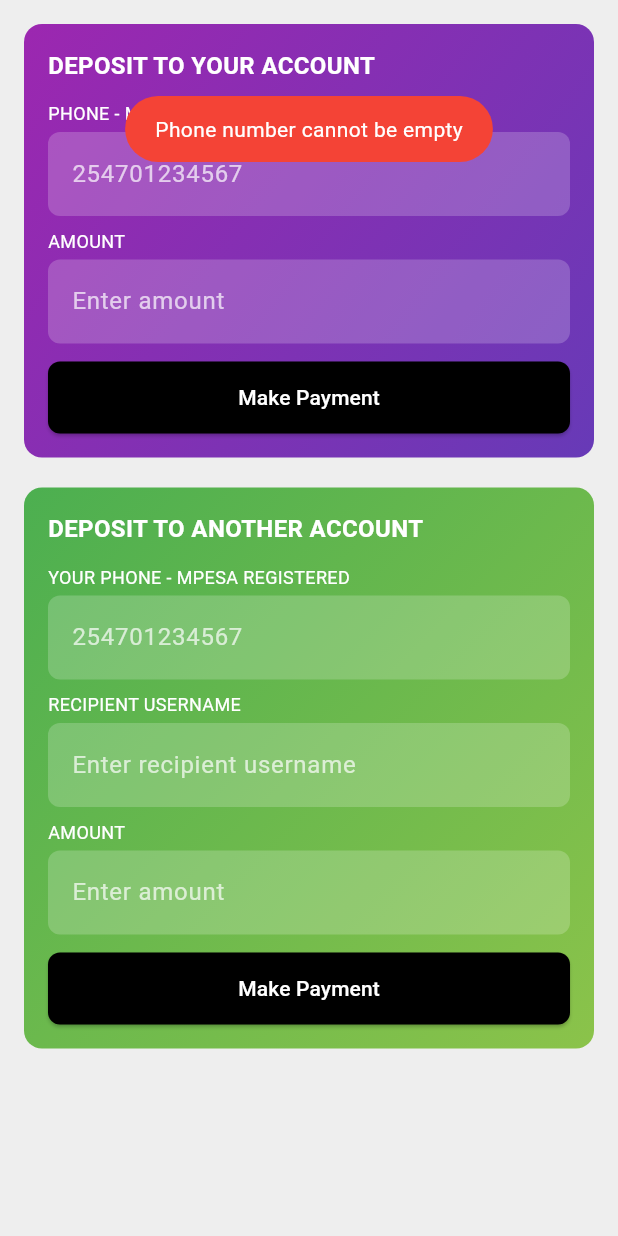
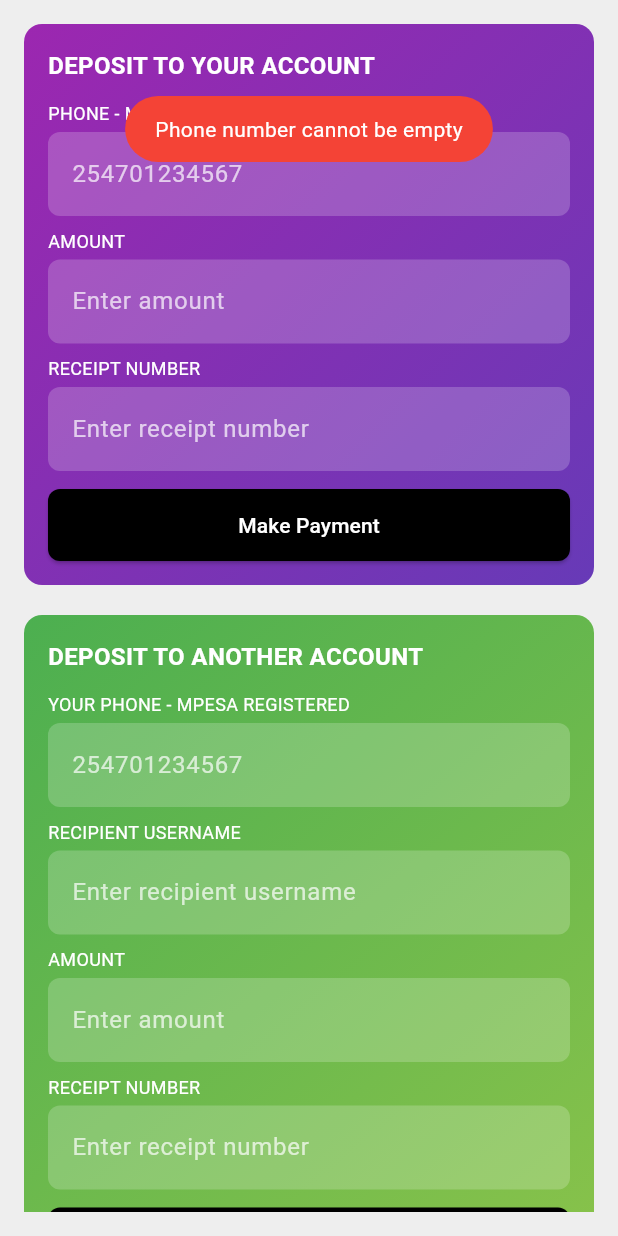
Before and after one commit to denkiri/maybach, a Flutter app: the DepositPage screen opened directly, after a tap on "Make Payment", on a phone screen of 412 x 824 dp. Run offline on Flutter 3.47's test engine with Material 3 defaults, Android fonts, the phone set to English and light mode, and no system bars; our stand-ins replace cached_network_image, dio, file_picker, flutter_secure_storage, flutter_swiper_null_safety, fluttertoast and 2 more; missing offline and left inert: dart:html; accounts and stored records are empty; network calls fail.

Commit message:
feat: Add receipt number to deposit requests and update navigation
This commit introduces the following changes:

-   **Add receipt number field:** Added a new field for receipt number in both personal and another account deposit forms.
-   **Update deposit request model:** Modified the `DepositRequest` and `AnotherAccountDepositRequest` models to include the receipt number.
-   **Update deposit logic:** Updated deposit functions to handle the receipt number.
-   **Update deposit form validation**: Added validation for the receipt number to ensure it's not empty.
-   **Update navigation:** Updated the navigation drawer to reflect on the deposit page changes.

```diff
--- a/lib/models/deposit_request.dart
+++ b/lib/models/deposit_request.dart
@@ -1,13 +1,15 @@
 class DepositRequest {
   final int amount;
   final String phoneNumber;
+  final String receiptNo;
 
-  DepositRequest({required this.amount, required this.phoneNumber});
+  DepositRequest({required this.amount, required this.phoneNumber, required this.receiptNo});
 
   Map<String, dynamic> toJson() {
     return {
       "amount": amount,
       "phone_number": phoneNumber,
+      "receipt_no":receiptNo,
     };
   }
 }
@@ -15,17 +17,20 @@ class AnotherAccountDepositRequest {
   final int amount;
   final String phoneNumber;
   final String recipientUsername;
+  final String receiptNo;
 
   AnotherAccountDepositRequest({
     required this.amount,
     required this.phoneNumber,
     required this.recipientUsername,
+    required this.receiptNo,
   });
 
   Map<String, dynamic> toJson() => {
     'amount': amount,
     'phone_number': phoneNumber,
     'recipient_username': recipientUsername,
+    "receipt_no":receiptNo,
   };
 }
 
--- a/lib/pages/dashboard/dashboard.dart
+++ b/lib/pages/dashboard/dashboard.dart
@@ -78,7 +78,7 @@ class _DashboardScreenState extends State<DashboardScreen> {
   Widget _getPage() {
     switch (_currentRoute) {
       case '/dashboard':return const DashboardPage();
-      case '/deposit':return const DepositPage();
+      // case '/deposit':return const DepositPage();
       case '/silver-package':
         return const SilverPackagePage();
       case '/platinum-package':
--- a/lib/pages/dashboard/widgets/drawer/adminDrawer.dart
+++ b/lib/pages/dashboard/widgets/drawer/adminDrawer.dart
@@ -38,7 +38,6 @@ class AdminDrawer extends StatelessWidget {
                 padding: EdgeInsets.zero,
                 children: [
                   _buildNavItem(Icons.dashboard, "Dashboard",'/admin'),
-                 // _buildNavItem(Icons.account_balance, "Deposit", '/deposit'),
                   _buildExpandableTile(
                     context,
                     Icons.card_giftcard,
@@ -63,7 +62,9 @@ class AdminDrawer extends StatelessWidget {
                   _buildNavItem(Icons.ads_click, "Ads",'/upload_ads'),
                   _buildNavItem(Icons.people, "Teams", '/teams'),
                   _buildNavItem(Icons.manage_accounts, "Manage Accounts",'/manage_accounts'),
+                  _buildNavItem(Icons.account_balance, "Deposit", '/deposit'),
                   _buildNavItem(Icons.notifications, "Notifications",'/notification'),
+
                   // _buildExpandableTile(
                   //   context,
                   //   Icons.attach_money,
--- a/lib/pages/dashboard/widgets/drawer/customDrawer.dart
+++ b/lib/pages/dashboard/widgets/drawer/customDrawer.dart
@@ -39,7 +39,7 @@ class CustomDrawer extends StatelessWidget {
                 padding: EdgeInsets.zero,
                 children: [
                   _buildNavItem(Icons.dashboard, "Dashboard", '/dashboard'),
-                  _buildNavItem(Icons.account_balance, "Deposit", '/deposit'),
+                  // _buildNavItem(Icons.account_balance, "Deposit", '/deposit'),
                   _buildExpandableTile(
                     context,
                     Icons.card_giftcard,
--- a/lib/pages/deposit/deposit.dart
+++ b/lib/pages/deposit/deposit.dart
@@ -13,11 +13,13 @@ class DepositPage extends StatelessWidget {
     // Controllers for personal deposit
     TextEditingController phoneController = TextEditingController();
     TextEditingController amountController = TextEditingController();
+    TextEditingController receiptNoController = TextEditingController();
 
     // Controllers for another account deposit
     TextEditingController recipientPhoneController = TextEditingController();
     TextEditingController recipientAmountController = TextEditingController();
     TextEditingController recipientUsernameController = TextEditingController();
+    TextEditingController recipientReceiptNoController = TextEditingController();
 
     // Show toast when response message is updated
     WidgetsBinding.instance.addPostFrameCallback((_) {
@@ -55,10 +57,11 @@ class DepositPage extends StatelessWidget {
                       title: "DEPOSIT TO YOUR ACCOUNT",
                       color1: Colors.purple,
                       color2: Colors.deepPurple,
-                      fields: _buildPersonalDepositFields(phoneController, amountController),
+                      fields: _buildPersonalDepositFields(phoneController, amountController, receiptNoController),
                       onPressed: () {
                         String phone = phoneController.text.trim();
                         int amount = int.tryParse(amountController.text) ?? 0;
+                        String receiptNo = receiptNoController.text.trim();
 
                         if (phone.isEmpty) {
                           Fluttertoast.showToast(
@@ -81,8 +84,20 @@ class DepositPage extends StatelessWidget {
                           );
                           return;
                         }
+                        if (receiptNo.isEmpty) {
+                          Fluttertoast.showToast(
+                            msg: "Receipt number cannot be empty",
+                            toastLength: Toast.LENGTH_LONG,
+                            gravity: ToastGravity.TOP,
+                            backgroundColor: Colors.red,
+                            textColor: Colors.white,
+                          );
+                          return;
+                        }
 
-                        depositViewModel.deposit(amount, phone);
+
+
+                        depositViewModel.deposit(amount, phone, receiptNo);
                       },
                     ),
                   ),
@@ -105,11 +120,13 @@ class DepositPage extends StatelessWidget {
                         recipientPhoneController,
                         recipientAmountController,
                         recipientUsernameController,
+                        recipientReceiptNoController,
                       ),
                       onPressed: () {
                         String phone = recipientPhoneController.text.trim();
                         int amount = int.tryParse(recipientAmountController.text) ?? 0;
                         String username = recipientUsernameController.text.trim();
+                        String receiptNo = recipientReceiptNoController.text.trim();
 
                         if (phone.isEmpty) {
                           Fluttertoast.showToast(
@@ -143,8 +160,18 @@ class DepositPage extends StatelessWidget {
                           );
                           return;
                         }
+                        if (receiptNo.isEmpty) {
+                          Fluttertoast.showToast(
+                            msg: "Receipt number cannot be empty",
+                            toastLength: Toast.LENGTH_LONG,
+                            gravity: ToastGravity.TOP,
+                            backgroundColor: Colors.red,
+                            textColor: Colors.white,
+                          );
+                          return;
+                        }
 
-                        depositViewModel.anotherAccountDeposit(amount, phone, username);
+                        depositViewModel.anotherAccountDeposit(amount, phone, username, receiptNo);
                       },
                     ),
                   ),
@@ -238,7 +265,8 @@ class DepositPage extends StatelessWidget {
 
   List<Widget> _buildPersonalDepositFields(
       TextEditingController phoneController,
-      TextEditingController amountController) {
+      TextEditingController amountController,
+      TextEditingController receiptNoController) {
     return [
       _buildTextField(
           label: "PHONE - MPESA REGISTERED",
@@ -252,13 +280,20 @@ class DepositPage extends StatelessWidget {
           controller: amountController,
           isNumeric: true
       ),
+      const SizedBox(height: 8),
+      _buildTextField(
+          label: "RECEIPT NUMBER",
+          hint: "Enter receipt number",
+          controller: receiptNoController
+      ),
     ];
   }
 
   List<Widget> _buildAnotherAccountDepositFields(
       TextEditingController phoneController,
       TextEditingController amountController,
-      TextEditingController usernameController) {
+      TextEditingController usernameController,
+      TextEditingController receiptNoController) {
     return [
       _buildTextField(
           label: "YOUR PHONE - MPESA REGISTERED",
@@ -277,6 +312,12 @@ class DepositPage extends StatelessWidget {
           hint: "Enter amount",
           controller: amountController,
           isNumeric: true
+      ),
+      const SizedBox(height: 8),
+      _buildTextField(
+          label: "RECEIPT NUMBER",
+          hint: "Enter receipt number",
+          controller: receiptNoController
       ),
     ];
   }
```
Also changed, not shown: lib/viewmodel/deposit_viewmodel.dart (+4 -3 lines).
